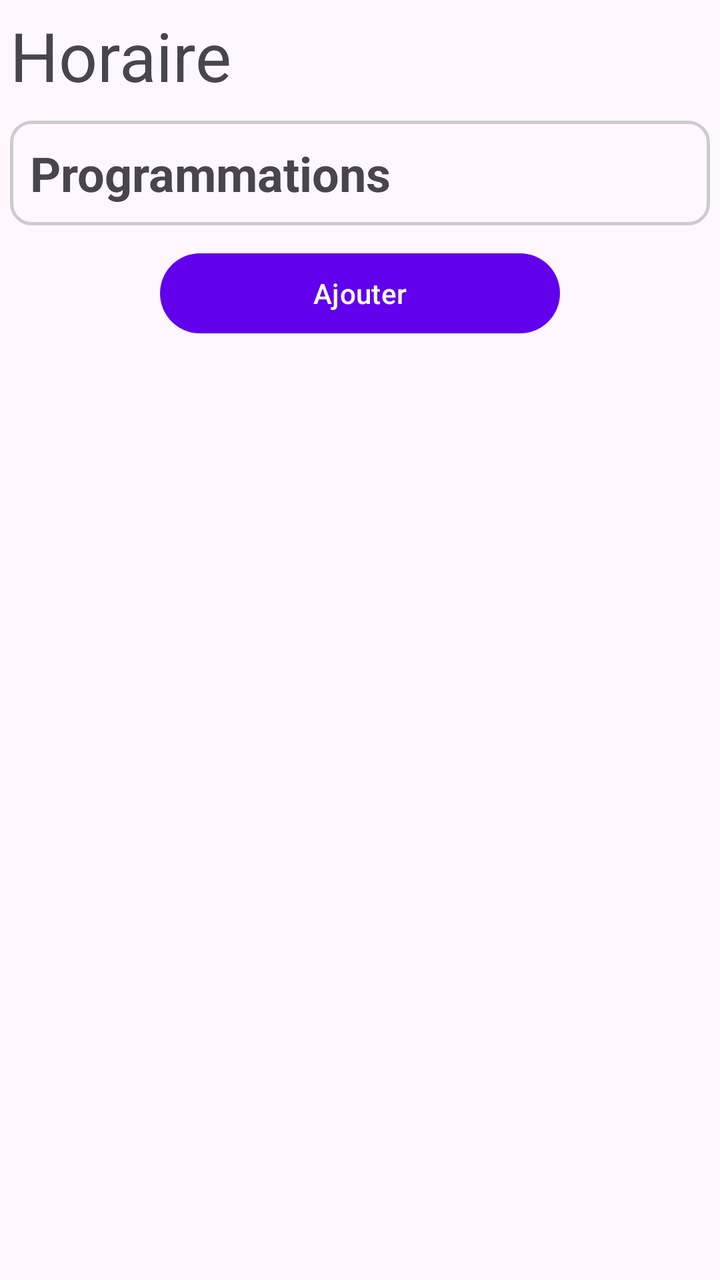
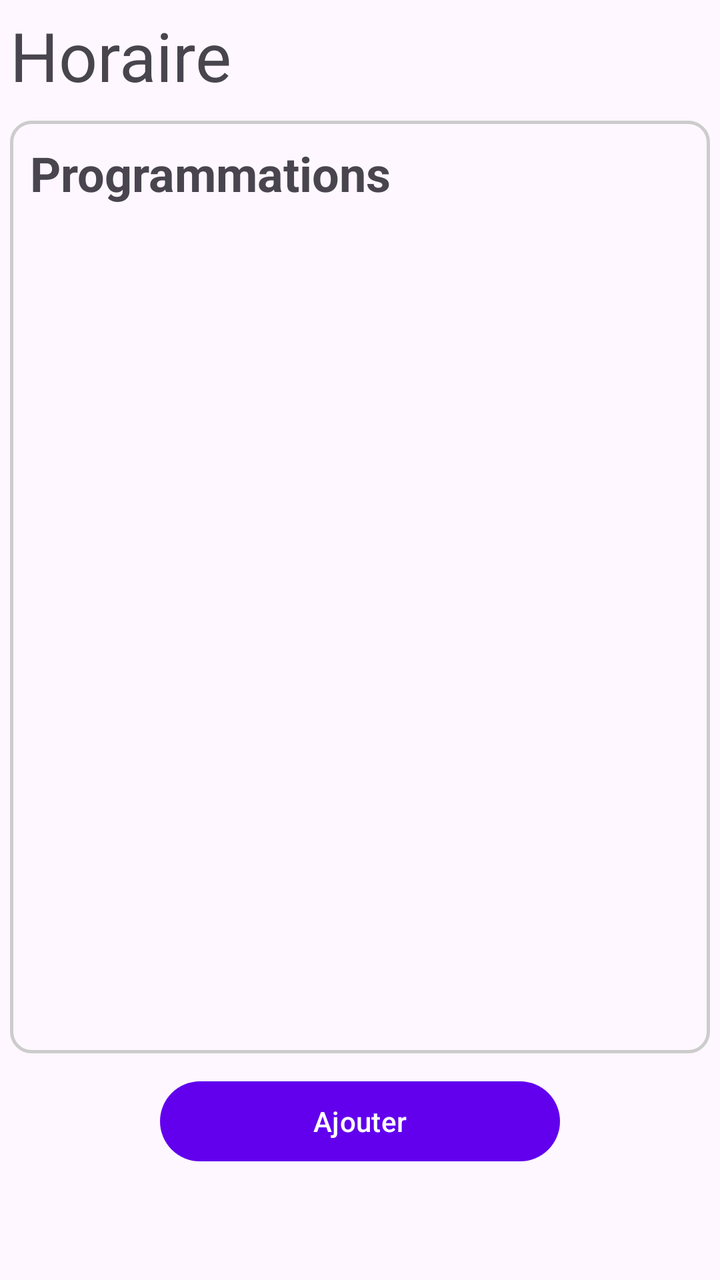

Before-and-after screenshots of an Android layout around one commit, followed by the original layout XML and the change that was made.
<!-- AndroidManifest.xml: application theme Theme.ObjetConnecteApplication -->
<!-- res/layout/fragment_horaire.xml -->
<?xml version="1.0" encoding="utf-8"?>
<androidx.constraintlayout.widget.ConstraintLayout xmlns:android="http://schemas.android.com/apk/res/android"
    xmlns:app="http://schemas.android.com/apk/res-auto"
    xmlns:tools="http://schemas.android.com/tools"
    android:layout_width="match_parent"
    android:layout_height="match_parent">

    <TextView
        android:id="@+id/tv_titre_vue_horaire"
        android:layout_width="wrap_content"
        android:layout_height="wrap_content"
        android:layout_marginStart="5dp"
        android:layout_marginTop="5dp"
        android:text="Horaire"
        android:textSize="34sp"
        app:layout_constraintStart_toStartOf="parent"
        app:layout_constraintTop_toTopOf="parent" />

    <androidx.constraintlayout.widget.ConstraintLayout
        android:id="@+id/layout_programmation"
        android:layout_width="0dp"
        android:layout_height="wrap_content"
        android:layout_marginStart="5dp"
        android:layout_marginTop="10dp"
        android:layout_marginEnd="5dp"
        android:background="@drawable/customborder"
        app:layout_constraintEnd_toEndOf="parent"
        app:layout_constraintStart_toStartOf="parent"
        app:layout_constraintTop_toBottomOf="@+id/tv_titre_vue_horaire">

        <TextView
            android:id="@+id/tv_programmation_titre"
            android:layout_width="wrap_content"
            android:layout_height="wrap_content"
            android:text="Programmations"
            android:textSize="24sp"
            android:textStyle="bold"
            app:layout_constraintStart_toStartOf="parent"
            app:layout_constraintTop_toTopOf="parent" />

        <ListView
            android:id="@+id/lv_programmation"
            android:layout_width="0dp"
            android:layout_height="0dp"
            app:layout_constraintBottom_toBottomOf="parent"
            app:layout_constraintEnd_toEndOf="parent"
            app:layout_constraintStart_toStartOf="parent"
            app:layout_constraintTop_toBottomOf="@+id/tv_programmation_titre" />
    </androidx.constraintlayout.widget.ConstraintLayout>

    <Button
        android:id="@+id/btn_ajouter_programmation"
        android:layout_width="200dp"
        android:layout_height="wrap_content"
        android:layout_marginTop="10dp"
        android:text="Ajouter"
        app:layout_constraintEnd_toEndOf="parent"
        app:layout_constraintStart_toStartOf="parent"
        app:layout_constraintTop_toBottomOf="@+id/layout_programmation" />

</androidx.constraintlayout.widget.ConstraintLayout>
<!-- resources referenced by this layout -->
<resources>
  <!-- drawable customborder (drawable) -->
  <?xml version="1.0" encoding="UTF-8"?>
  <shape xmlns:android="http://schemas.android.com/apk/res/android" android:shape="rectangle">
      <corners android:radius="10dp"/>
      <padding android:left="10dp" android:right="10dp" android:top="10dp" android:bottom="10dp"/>
      <stroke android:width="1.5dp" android:color="#CCCCCC"/>
  </shape>
  <style name="Theme.ObjetConnecteApplication" parent="Base.Theme.ObjetConnecteApplication" />
  <style name="Base.Theme.ObjetConnecteApplication" parent="Theme.Material3.DayNight.NoActionBar">
          
          <item name="colorPrimary">@color/colorPrimary</item> 
          <item name="colorOnPrimary">@color/colorOnPrimary</item> 
  
          <item name="colorSecondary">@color/colorSecondary</item> 
          <item name="colorOnSecondary">@color/colorOnSecondary</item> 
  
          
          <item name="buttonStyle">@style/ButtonStyle</item>
      </style>
  <color name="colorPrimary">#6200EE</color>
  <color name="colorOnPrimary">#FFFFFF</color>
  <color name="colorSecondary">#03DAC6</color>
  <color name="colorOnSecondary">#000000</color>
  <style name="ButtonStyle">
          <item name="android:backgroundTint">@color/colorButtonBackground</item>
          <item name="android:textColor">@color/colorButtonText</item>
      </style>
  <color name="colorButtonBackground">#FF6200</color>
  <color name="colorButtonText">#FFFFFF</color>
</resources>

<!-- the commit's change to res/layout/fragment_horaire.xml (unified diff, before → after) -->
@@ -41,11 +41,13 @@
         <ListView
             android:id="@+id/lv_programmation"
             android:layout_width="0dp"
-            android:layout_height="0dp"
+            android:layout_height="414dp"
             app:layout_constraintBottom_toBottomOf="parent"
             app:layout_constraintEnd_toEndOf="parent"
+            app:layout_constraintHorizontal_bias="0.2"
             app:layout_constraintStart_toStartOf="parent"
-            app:layout_constraintTop_toBottomOf="@+id/tv_programmation_titre" />
+            app:layout_constraintTop_toBottomOf="@+id/tv_programmation_titre"
+            app:layout_constraintVertical_bias="0.0" />
     </androidx.constraintlayout.widget.ConstraintLayout>
 
     <Button
